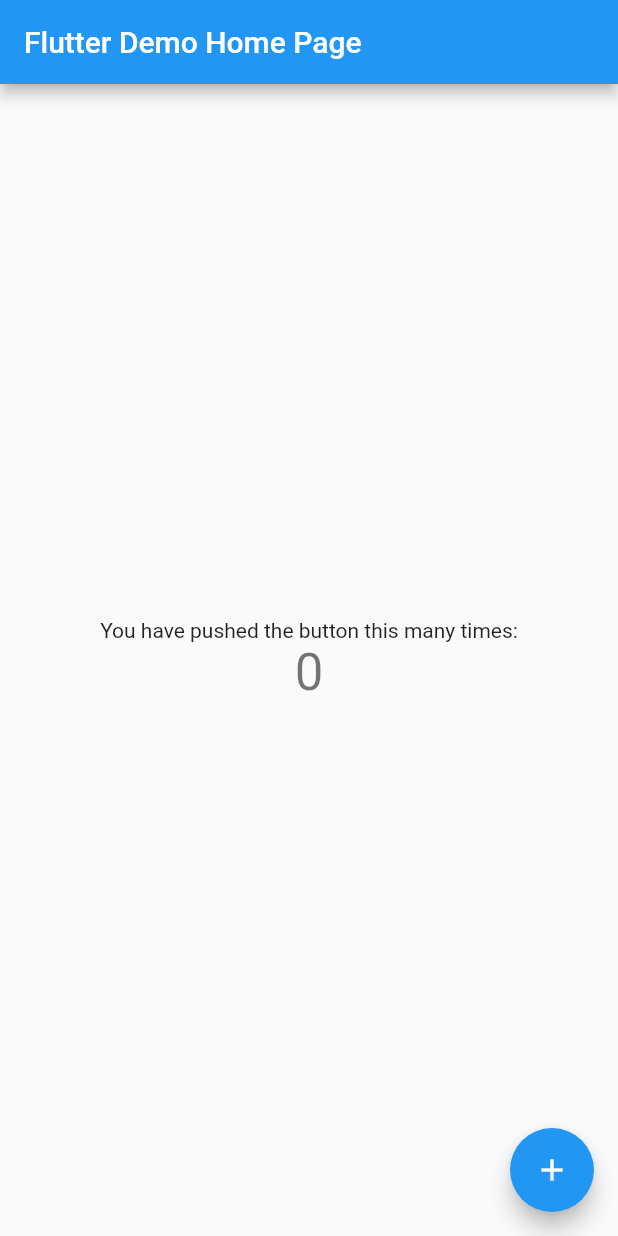
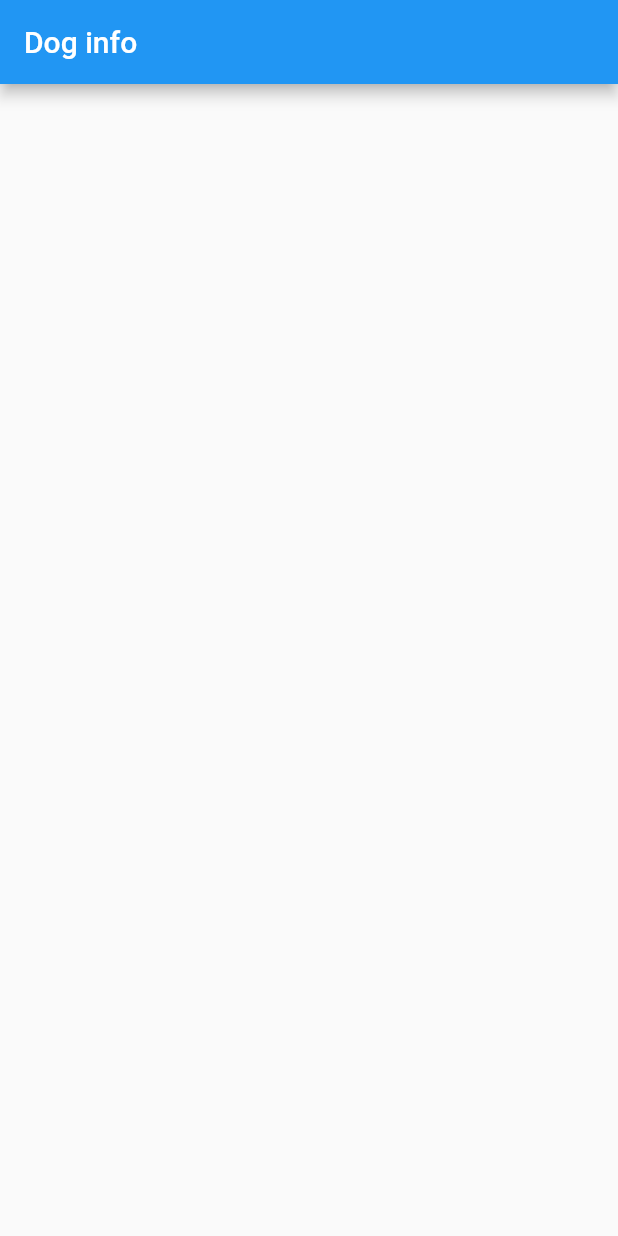
Before and after one commit to lucianamcedro/doginfo_flutter, a Flutter app: the screen it shows after launch, on a phone screen of 412 x 824 dp. Run offline on Flutter 3.47's test engine with Material 2 defaults, Android fonts, the phone set to English and light mode, and no system bars.

```diff
--- a/lib/main.dart
+++ b/lib/main.dart
@@ -1,3 +1,4 @@
+import 'package:doginfo/presenter/splash/splash_page.dart';
 import 'package:flutter/material.dart';
 
 void main() {
@@ -11,105 +12,10 @@
   @override
   Widget build(BuildContext context) {
     return MaterialApp(
-      title: 'Flutter Demo',
-      theme: ThemeData(
-        // This is the theme of your application.
-        //
-        // Try running your application with "flutter run". You'll see the
-        // application has a blue toolbar. Then, without quitting the app, try
-        // changing the primarySwatch below to Colors.green and then invoke
-        // "hot reload" (press "r" in the console where you ran "flutter run",
-        // or simply save your changes to "hot reload" in a Flutter IDE).
-        // Notice that the counter didn't reset back to zero; the application
-        // is not restarted.
-        primarySwatch: Colors.blue,
-      ),
-      home: const MyHomePage(title: 'Flutter Demo Home Page'),
-    );
+        theme: ThemeData(
+          primarySwatch: Colors.blue,
+        ),
+        debugShowCheckedModeBanner: false,
+        home: const SplashPage());
   }
 }
-
-class MyHomePage extends StatefulWidget {
-  const MyHomePage({super.key, required this.title});
-
-  // This widget is the home page of your application. It is stateful, meaning
-  // that it has a State object (defined below) that contains fields that affect
-  // how it looks.
-
-  // This class is the configuration for the state. It holds the values (in this
-  // case the title) provided by the parent (in this case the App widget) and
-  // used by the build method of the State. Fields in a Widget subclass are
-  // always marked "final".
-
-  final String title;
-
-  @override
-  State<MyHomePage> createState() => _MyHomePageState();
-}
-
-class _MyHomePageState extends State<MyHomePage> {
-  int _counter = 0;
-
-  void _incrementCounter() {
-    setState(() {
-      // This call to setState tells the Flutter framework that something has
-      // changed in this State, which causes it to rerun the build method below
-      // so that the display can reflect the updated values. If we changed
-      // _counter without calling setState(), then the build method would not be
-      // called again, and so nothing would appear to happen.
-      _counter++;
-    });
-  }
-
-  @override
-  Widget build(BuildContext context) {
-    // This method is rerun every time setState is called, for instance as done
-    // by the _incrementCounter method above.
-    //
-    // The Flutter framework has been optimized to make rerunning build methods
-    // fast, so that you can just rebuild anything that needs updating rather
-    // than having to individually change instances of widgets.
-    return Scaffold(
-      appBar: AppBar(
-        // Here we take the value from the MyHomePage object that was created by
-        // the App.build method, and use it to set our appbar title.
-        title: Text(widget.title),
-      ),
-      body: Center(
-        // Center is a layout widget. It takes a single child and positions it
-        // in the middle of the parent.
-        child: Column(
-          // Column is also a layout widget. It takes a list of children and
-          // arranges them vertically. By default, it sizes itself to fit its
-          // children horizontally, and tries to be as tall as its parent.
-          //
-          // Invoke "debug painting" (press "p" in the console, choose the
-          // "Toggle Debug Paint" action from the Flutter Inspector in Android
-          // Studio, or the "Toggle Debug Paint" command in Visual Studio Code)
-          // to see the wireframe for each widget.
-          //
-          // Column has various properties to control how it sizes itself and
-          // how it positions its children. Here we use mainAxisAlignment to
-          // center the children vertically; the main axis here is the vertical
-          // axis because Columns are vertical (the cross axis would be
-          // horizontal).
-          mainAxisAlignment: MainAxisAlignment.center,
-          children: <Widget>[
-            const Text(
-              'You have pushed the button this many times:',
-            ),
-            Text(
-              '$_counter',
-              style: Theme.of(context).textTheme.headlineMedium,
-            ),
-          ],
-        ),
-      ),
-      floatingActionButton: FloatingActionButton(
-        onPressed: _incrementCounter,
-        tooltip: 'Increment',
-        child: const Icon(Icons.add),
-      ), // This trailing comma makes auto-formatting nicer for build methods.
-    );
-  }
-}
--- /dev/null
+++ b/lib/presenter/splash/splash_page.dart
@@ -0,0 +1,15 @@
+import 'package:flutter/material.dart';
+
+class SplashPage extends StatelessWidget {
+  const SplashPage({Key? key}) : super(key: key);
+
+  @override
+  Widget build(BuildContext context) {
+    return Scaffold(
+      appBar: AppBar(
+        title: const Text('Dog info'),
+      ),
+      body: Container(),
+    );
+  }
+}
```
Also changed, not shown: 1 other file.
